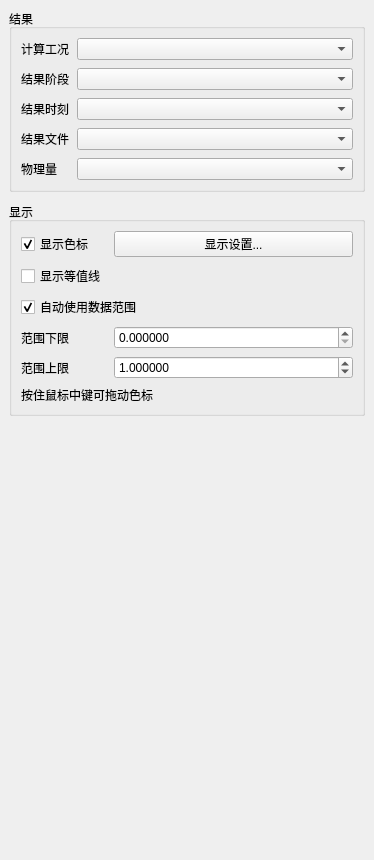
asd977/base_cae, file plugins/Base_PostProcessing/NephogramSettingWidget.ui: the form before one commit.
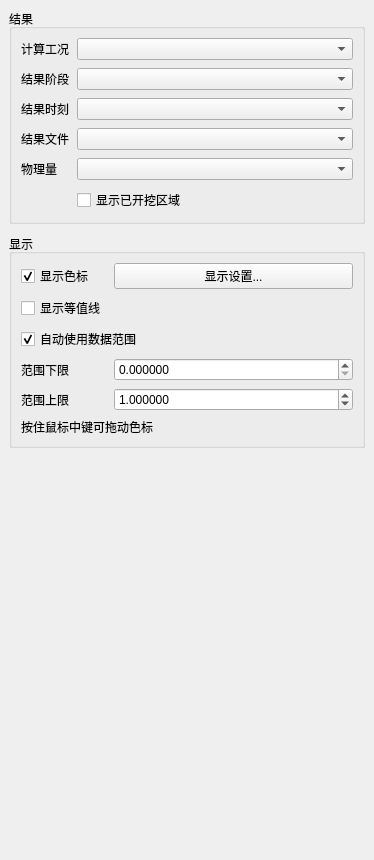
The form after the commit.

Diff of the .ui file:
```diff
--- a/plugins/Base_PostProcessing/NephogramSettingWidget.ui
+++ b/plugins/Base_PostProcessing/NephogramSettingWidget.ui
@@ -177,6 +177,16 @@
           </property>
          </widget>
         </item>
+        <item row="5" column="1">
+         <widget class="QCheckBox" name="showExcavatedCheckBox">
+          <property name="visible">
+           <bool>false</bool>
+          </property>
+          <property name="text">
+           <string>显示已开挖区域</string>
+          </property>
+         </widget>
+        </item>
        </layout>
       </widget>
      </item>
```
